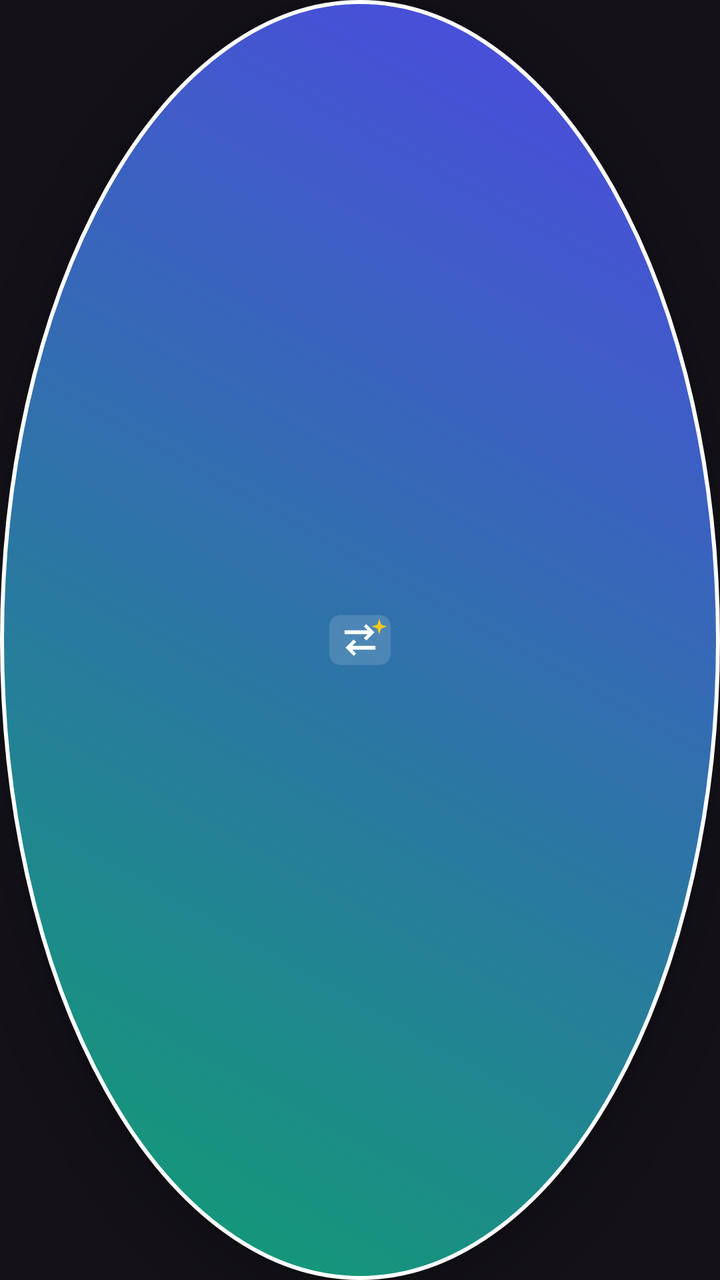
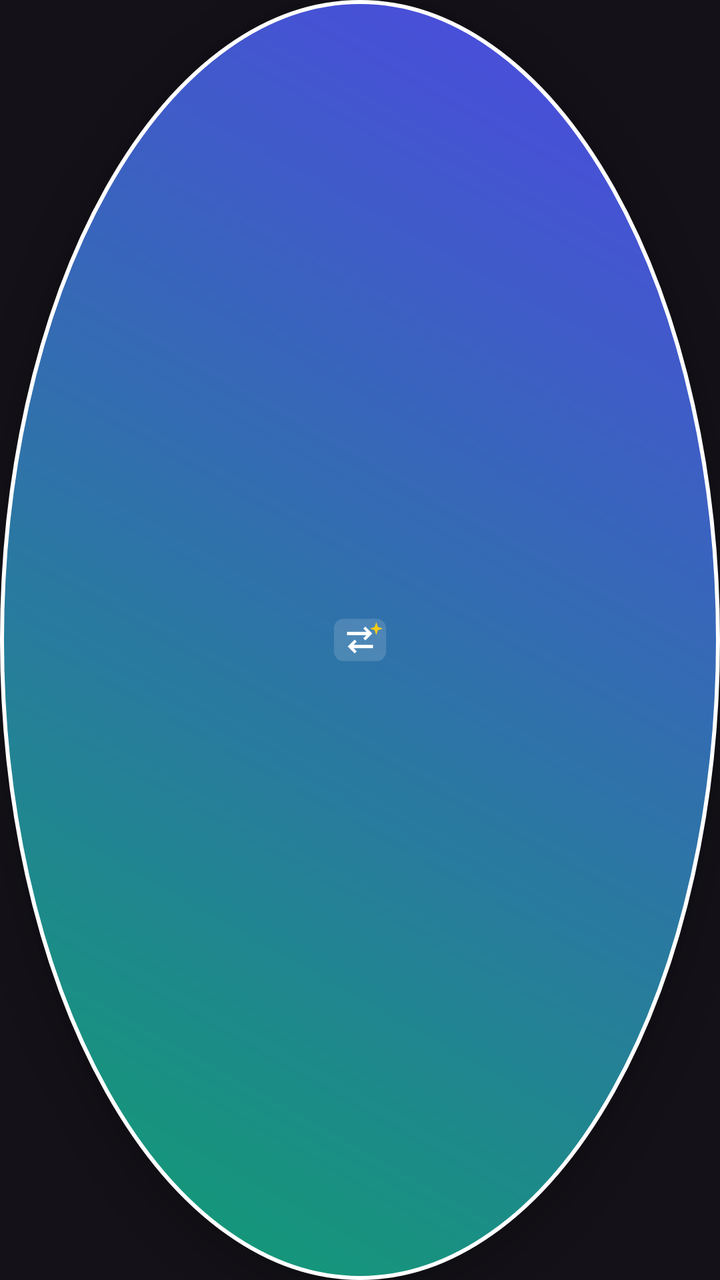

Two renders of the same Android screen: before a commit and after it. Below are the layout's source before the change and the commit's diff.
<!-- AndroidManifest.xml: application theme Theme.BnEngAssistant -->
<!-- res/layout/floating_bubble.xml -->
<?xml version="1.0" encoding="utf-8"?>
<FrameLayout xmlns:android="http://schemas.android.com/apk/res/android"
    android:layout_width="52dp"
    android:layout_height="52dp"
    android:background="@drawable/rounded_brand_bg"
    android:elevation="12dp">

    <ImageView
        android:id="@+id/ivBubbleLogo"
        android:layout_width="52dp"
        android:layout_height="52dp"
        android:layout_gravity="center"
        android:contentDescription="BN-ENG AI Assistant"
        android:scaleType="centerInside"
        android:src="@drawable/ic_launcher_foreground" />
</FrameLayout>
<!-- resources referenced by this layout -->
<resources>
  <!-- drawable ic_launcher_foreground (drawable) -->
  <?xml version="1.0" encoding="utf-8"?>
  <vector xmlns:android="http://schemas.android.com/apk/res/android"
      android:width="108dp"
      android:height="108dp"
      android:viewportWidth="108"
      android:viewportHeight="108">
  
      
      <path
          android:fillColor="#25FFFFFF"
          android:pathData="M34,28h40a12,12 0 0,1 12,12v28a12,12 0 0,1 -12,12h-40a12,12 0 0,1 -12,-12v-28a12,12 0 0,1 12,-12z" />
  
      
      <path
          android:fillColor="#FFFFFF"
          android:pathData="M38,44h24l-4,-4l2.5,-2.5l8.5,8.5l-8.5,8.5l-2.5,-2.5l4,-4h-24z" />
  
      
      <path
          android:fillColor="#FFFFFF"
          android:pathData="M70,64h-24l4,4l-2.5,2.5l-8.5,-8.5l8.5,-8.5l2.5,2.5l-4,4h24z" />
  
      
      <path
          android:fillColor="#FACC15"
          android:pathData="M74,32L76,38L82,40L76,42L74,48L72,42L66,40L72,38Z" />
  
  </vector>
  <!-- drawable rounded_brand_bg (drawable) -->
  <?xml version="1.0" encoding="utf-8"?>
  <shape xmlns:android="http://schemas.android.com/apk/res/android"
      android:shape="oval">
      <gradient
          android:startColor="#0E9F6E"
          android:endColor="#4F46E5"
          android:angle="45" />
      <stroke
          android:width="2dp"
          android:color="#FFFFFF" />
  </shape>
  <style name="Theme.BnEngAssistant" parent="Theme.Material3.Dark.NoActionBar">
          <item name="colorPrimary">@color/primary</item>
          <item name="colorSecondary">@color/accent</item>
          <item name="android:statusBarColor">@color/background</item>
          <item name="android:navigationBarColor">@color/background</item>
      </style>
  <color name="primary">#0E9F6E</color>
  <color name="accent">#4F46E5</color>
  <color name="background">#0F172A</color>
</resources>

<!-- the commit's change to res/layout/floating_bubble.xml (unified diff, before → after) -->
@@ -1,14 +1,14 @@
 <?xml version="1.0" encoding="utf-8"?>
 <FrameLayout xmlns:android="http://schemas.android.com/apk/res/android"
-    android:layout_width="52dp"
-    android:layout_height="52dp"
+    android:layout_width="44dp"
+    android:layout_height="44dp"
     android:background="@drawable/rounded_brand_bg"
-    android:elevation="12dp">
+    android:elevation="10dp">
 
     <ImageView
         android:id="@+id/ivBubbleLogo"
-        android:layout_width="52dp"
-        android:layout_height="52dp"
+        android:layout_width="44dp"
+        android:layout_height="44dp"
         android:layout_gravity="center"
         android:contentDescription="BN-ENG AI Assistant"
         android:scaleType="centerInside"
